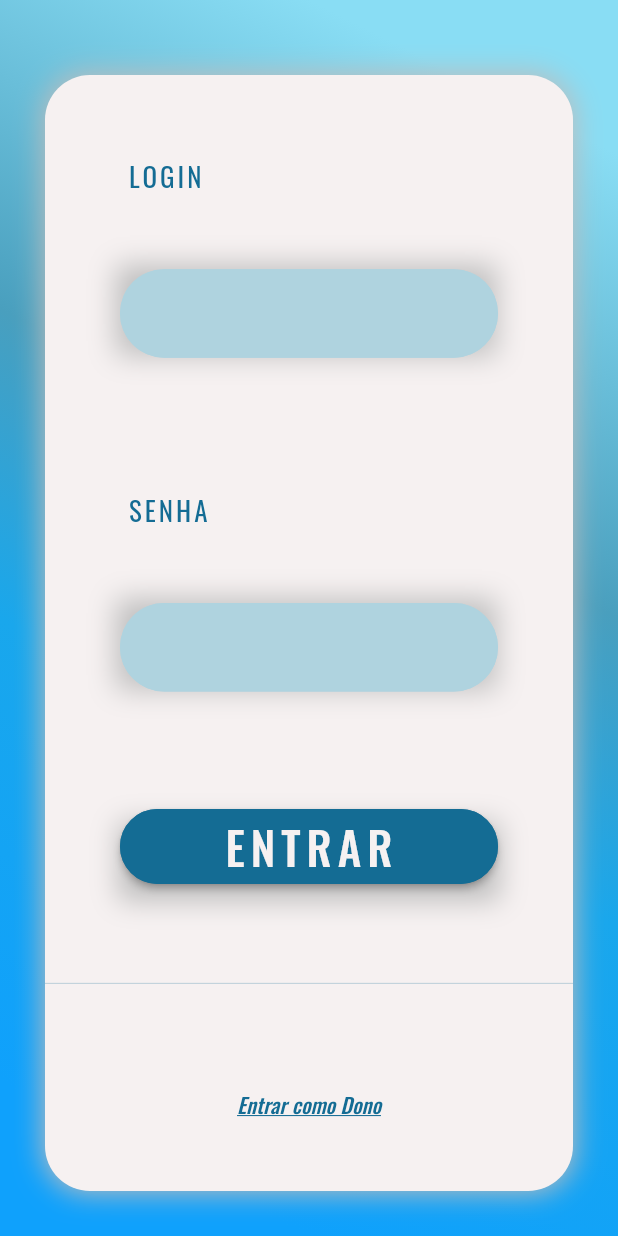
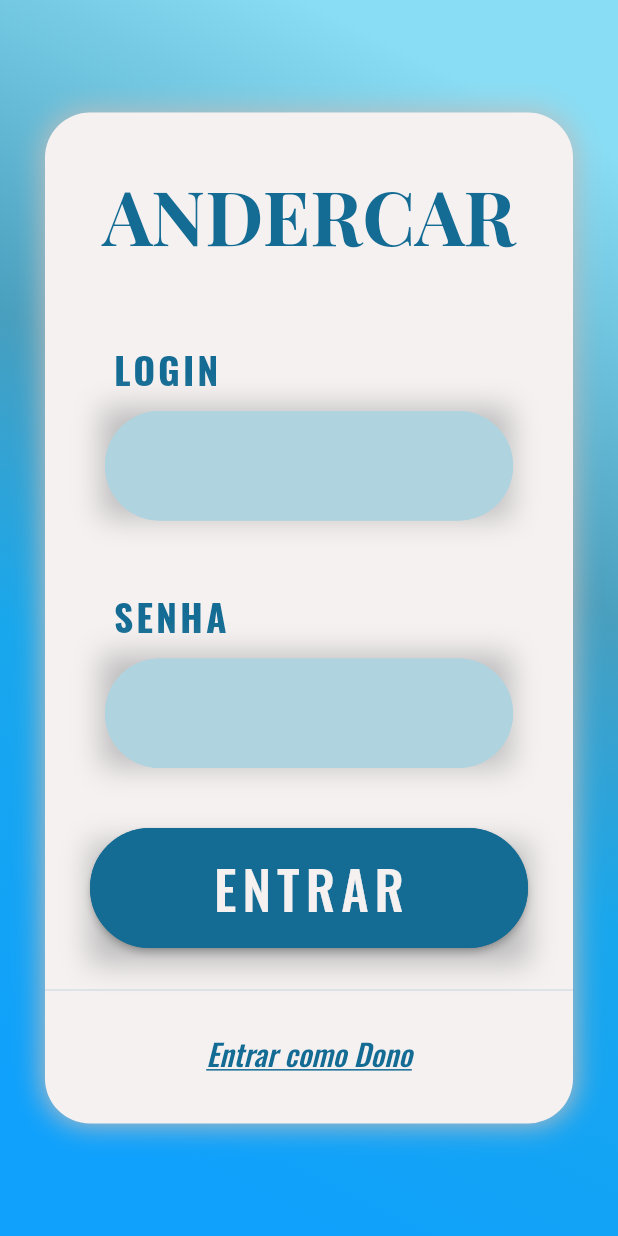
Before and after one commit to RafaelMendesDeveloper/Final_Project, a Flutter app: the screen it shows after launch, on a phone screen of 412 x 824 dp. Run offline on Flutter 3.47's test engine with Material 2 defaults, Android fonts, the phone set to English and light mode, and no system bars; our stand-ins replace google_fonts, sqflite; accounts and stored records are empty.

Commit message:
database working, classes to stateless, login layout fixed

```diff
--- a/projeto_final/lib/main.dart
+++ b/projeto_final/lib/main.dart
@@ -24,11 +24,11 @@ class MyApp extends StatelessWidget {
         debugShowCheckedModeBanner: false,
         initialRoute: '/login',
         routes: {
-    '/login': (context) => const LoginPage(),
-    '/ownerlogin': (context) => const OwnerLogin (),
-    '/ownerpage' : (context) => const OwnerHomePage(),
-    '/userpage': (context) => const UserHomePage(),
-    '/ownersignup': (context) => const SignUpDealerships(),
+    '/login': (context) =>  LoginPage(),
+    '/ownerlogin': (context) => OwnerLogin (),
+    '/ownerpage' : (context) => OwnerHomePage(),
+    '/userpage': (context) =>  UserHomePage(),
+    '/ownersignup': (context) =>  SignUpDealerships(),
   },
       ),
     );
--- a/projeto_final/lib/screen/owner/owner_homepage.dart
+++ b/projeto_final/lib/screen/owner/owner_homepage.dart
@@ -2,7 +2,7 @@ import 'package:flutter/material.dart';
 import 'package:google_fonts/google_fonts.dart';
 
 class OwnerHomePage extends StatefulWidget {
-  const OwnerHomePage({super.key});
+   OwnerHomePage({super.key});
 
   @override
   State<OwnerHomePage> createState() => _OwnerHomePageState();
--- a/projeto_final/lib/screen/user/login_page.dart
+++ b/projeto_final/lib/screen/user/login_page.dart
@@ -2,17 +2,12 @@ import 'package:flutter/material.dart';
 import 'package:google_fonts/google_fonts.dart';
 
 void main() {
-  runApp(const LoginPage());
+  runApp(LoginPage());
 }
 
-class LoginPage extends StatefulWidget {
-  const LoginPage({super.key});
+class LoginPage extends StatelessWidget {
+  LoginPage({super.key});
 
-  @override
-  State<LoginPage> createState() => _LoginPageState();
-}
-
-class _LoginPageState extends State<LoginPage> {
   @override
   Widget build(BuildContext context) {
     return Scaffold(
@@ -38,13 +33,11 @@ class _LoginPageState extends State<LoginPage> {
           ),
         ),
         child: Center(
-          //form
           child: Container(
-            //white container
             width: double.infinity,
             height: double.infinity,
             margin: const EdgeInsets.only(
-                left: 30.0, right: 30.0, top: 50.0, bottom: 30.0),
+                left: 30.0, right: 30.0, top: 75.0, bottom: 75.0),
             decoration: BoxDecoration(
               color: const Color.fromARGB(255, 246, 241, 241),
               borderRadius: const BorderRadius.only(
@@ -63,26 +56,36 @@ class _LoginPageState extends State<LoginPage> {
             ),
 
             child: Form(
-              //login forms
               // key: _formKey,
               child: Column(
-                mainAxisAlignment: MainAxisAlignment.spaceAround,
                 children: <Widget>[
+                  Padding(
+                    padding: const EdgeInsets.fromLTRB(0, 35, 0, 0),
+                    child: Text('ANDERCAR',
+                              style: GoogleFonts.playfairDisplay(
+                                  fontSize: 50,
+                                  fontWeight: FontWeight.bold,
+                                  color:
+                                      const Color.fromARGB(255, 20, 108, 148),
+                                      ),
+                                      ),
+                  ),
                   Row(
                     children: [
                       Padding(
-                        padding: const EdgeInsets.fromLTRB(55, 30, 100, 0),
+                        padding: const EdgeInsets.fromLTRB(45, 50, 80, 0),
                         child: Text('LOGIN',
                             style: GoogleFonts.oswald(
-                                fontSize: 18,
+                                fontSize: 25,
                                 letterSpacing: 2,
+                                fontWeight: FontWeight.bold,
                                 color:
                                     const Color.fromARGB(255, 20, 108, 148))),
                       ),
                     ],
                   ),
                   Padding(
-                    padding: const EdgeInsets.fromLTRB(50, 0, 50, 20),
+                    padding: const EdgeInsets.fromLTRB(40, 10, 40, 25),
                     child: Container(
                       decoration: BoxDecoration(
                         boxShadow: [
@@ -95,6 +98,10 @@ class _LoginPageState extends State<LoginPage> {
                         ],
                       ),
                       child: TextFormField(
+                        style: GoogleFonts.oswald(
+                                fontSize: 22,
+                                color:
+                                    const Color.fromARGB(255, 0, 0, 0)),
                         cursorColor: const Color.fromARGB(255, 20, 108, 148),
                         decoration: InputDecoration(
                           enabledBorder: OutlineInputBorder(
@@ -124,18 +131,19 @@ class _LoginPageState extends State<LoginPage> {
                   Row(
                     children: [
                       Padding(
-                        padding: const EdgeInsets.fromLTRB(55, 20, 100, 0),
+                        padding: const EdgeInsets.fromLTRB(45, 20, 100, 0),
                         child: Text('SENHA',
                             style: GoogleFonts.oswald(
-                                fontSize: 18,
+                                fontSize: 25,
                                 letterSpacing: 2,
+                                fontWeight: FontWeight.bold,
                                 color:
                                     const Color.fromARGB(255, 20, 108, 148))),
                       ),
                     ],
                   ),
                   Padding(
-                    padding: const EdgeInsets.fromLTRB(50, 0, 50, 0),
+                    padding: const EdgeInsets.fromLTRB(40, 10, 40, 40),
                     child: Container(
                       decoration: BoxDecoration(
                         boxShadow: [
@@ -148,6 +156,9 @@ class _LoginPageState extends State<LoginPage> {
                         ],
                       ),
                       child: TextFormField(
+                        style: GoogleFonts.oswald(
+                                fontSize: 22,
+                        ),
                         obscureText: true,
                         cursorColor: const Color.fromARGB(255, 20, 108, 148),
                         decoration: InputDecoration(
@@ -176,10 +187,10 @@ class _LoginPageState extends State<LoginPage> {
                     ),
                   ),
                   Padding(
-                    padding: const EdgeInsets.fromLTRB(50, 30, 50, 10),
+                    padding: const EdgeInsets.fromLTRB(30, 0, 30, 10),
                     child: SizedBox(
                       width: 300.0,
-                      height: 50.0,
+                      height: 80.0,
                       child: Container(
                         decoration: BoxDecoration(
                           boxShadow: [
@@ -210,18 +221,22 @@ class _LoginPageState extends State<LoginPage> {
                             child: Center(
                                 child: Text('ENTRAR',
                                     style: GoogleFonts.oswald(
-                                        fontSize: 30,
+                                        fontSize: 35,
                                         letterSpacing: 4,
                                         color: const Color.fromARGB(
                                             255, 246, 241, 241))))),
                       ),
                     ),
                   ),
-                  const Divider(
-                    color: Color.fromARGB(68, 20, 108, 148),
+                  const Padding(
+                    padding: EdgeInsets.fromLTRB(0,10,0,10),
+                    child:  Divider(
+                      color: Color.fromARGB(55, 20, 108, 148),
+                    ),
                   ),
+
                   Padding(
-                    padding: const EdgeInsets.fromLTRB(0, 0, 0, 10),
+                    padding: const EdgeInsets.fromLTRB(0, 0, 0, 0),
                     child: TextButton(
                       onPressed: () {
                         Navigator.pushNamed(context, '/ownerlogin');
@@ -229,6 +244,7 @@ class _LoginPageState extends State<LoginPage> {
                       child: Text('Entrar como Dono',
                           style: GoogleFonts.oswald(
                             fontStyle: FontStyle.italic,
+                            fontSize: 20,
                             decoration: TextDecoration.underline,
                             color: const Color.fromARGB(255, 20, 108, 148),
                           )),
```
Also changed, not shown: projeto_final/lib/controller/database.dart (+8 -9 lines), projeto_final/lib/model/db_class.dart (+0 -53 lines), projeto_final/lib/screen/owner/dealerships.dart (deleted, +0 -26 lines), projeto_final/lib/screen/owner/form_signup.dart (+59 -7 lines), projeto_final/lib/screen/owner/login_owner.dart (+5 -19 lines), projeto_final/lib/screen/user/user_homepage.dart (+3 -9 lines).
